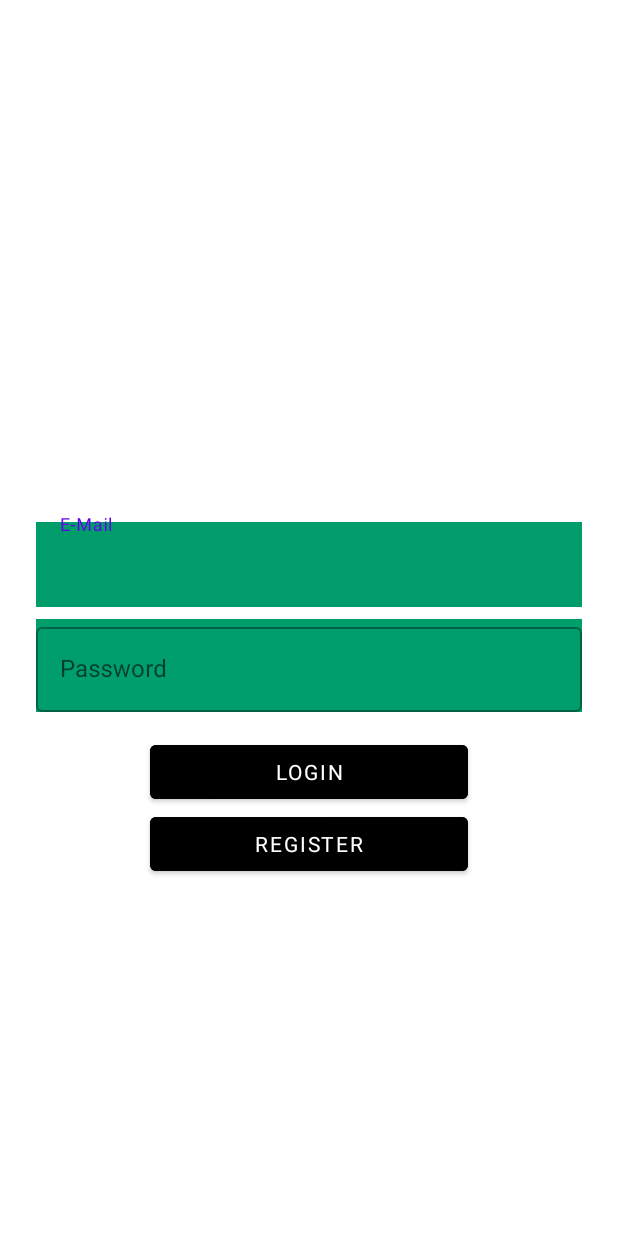
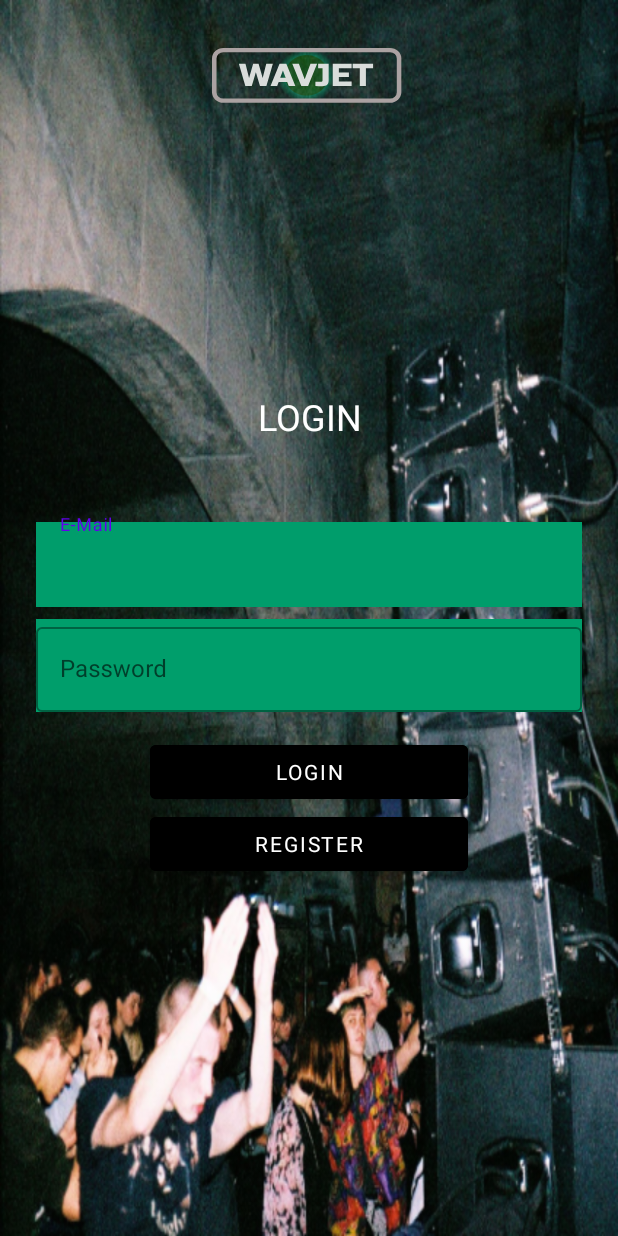
Before and after one commit to daemon31/wavejet_fi, an Android app: the layout fragment_login.xml on its own in the app's theme, with its tools: preview values and no code run, on a phone screen of 412 x 824 dp. Run offline under Robolectric (Android 15) with nearby library versions, the phone set to English and light mode, and no system bars; Roboto replaces fonts that are not available here.

```diff
--- a/app/src/main/java/de/dimitrikrylasov/wavejet/ui/HomeFragment/BpmFragment.kt
+++ b/app/src/main/java/de/dimitrikrylasov/wavejet/ui/HomeFragment/BpmFragment.kt
@@ -66,7 +66,7 @@
         }
 
         binding.miregalBtn.setOnClickListener {
-            findNavController().navigate(R.id.dashFragment)
+            findNavController().navigate(BpmFragmentDirections.actionBpmFragmentToDashFragment())
 
         }
 
--- a/app/src/main/java/de/dimitrikrylasov/wavejet/ui/auth/RegisterFragment.kt
+++ b/app/src/main/java/de/dimitrikrylasov/wavejet/ui/auth/RegisterFragment.kt
@@ -55,8 +55,8 @@
             val email = binding.tietEmail.text.toString()
             val password = binding.tietPassword.text.toString()
             if (!email.isNullOrEmpty() && !password.isNullOrEmpty()) {
-                val numbers = Numbers(number = 0, username = "LukasAltmann")
-                MainViewModel.signUp(viewModel, email, password, numbers)
+                val numbers = Numbers(number = 0)
+                viewModel.signUp(email, password, numbers)
             }
         }
 
--- a/app/src/main/res/layout/activity_main.xml
+++ b/app/src/main/res/layout/activity_main.xml
@@ -14,13 +14,15 @@
 
         <androidx.fragment.app.FragmentContainerView
             android:id="@+id/nav_host_fragment"
-            android:name="de.dimitrikrylasov.wavejet.ui.HomeFragment.BpmFragment"
+            android:name="androidx.navigation.fragment.NavHostFragment"
             android:layout_width="0dp"
             android:layout_height="0dp"
             app:layout_constraintBottom_toBottomOf="parent"
             app:layout_constraintEnd_toEndOf="parent"
             app:layout_constraintStart_toStartOf="parent"
-            app:layout_constraintTop_toTopOf="parent" />
+            app:layout_constraintTop_toTopOf="parent"
+            app:navGraph="@navigation/nav_graph"
+                                                                />
     </androidx.constraintlayout.widget.ConstraintLayout>
 
 </layout>
--- a/app/src/main/res/layout/fragment_login.xml
+++ b/app/src/main/res/layout/fragment_login.xml
@@ -9,7 +9,8 @@
 
     <androidx.constraintlayout.widget.ConstraintLayout
         android:layout_width="match_parent"
-        android:layout_height="match_parent">
+        android:layout_height="match_parent"
+        android:background="@drawable/we_own_the_night_a_generation_finds_its_identity_through_rave_culture_1">
 
         <com.google.android.material.textfield.TextInputLayout
             android:id="@+id/til_email"
@@ -103,5 +104,15 @@
             app:layout_constraintTop_toTopOf="parent"
             app:layout_constraintVertical_bias="0.85" />
 
+        <ImageView
+            android:id="@+id/imageView"
+            android:layout_width="wrap_content"
+            android:layout_height="wrap_content"
+            android:layout_marginTop="32dp"
+            app:layout_constraintEnd_toEndOf="parent"
+            app:layout_constraintStart_toStartOf="parent"
+            app:layout_constraintTop_toTopOf="parent"
+            app:srcCompat="@drawable/logo1" />
+
     </androidx.constraintlayout.widget.ConstraintLayout>
 </layout>
```
Also changed, not shown: app/src/main/java/de/dimitrikrylasov/wavejet/MainViewModel.kt (+5 -8 lines), app/src/main/res/layout/dashboard_fragment.xml (+0 -11 lines).
